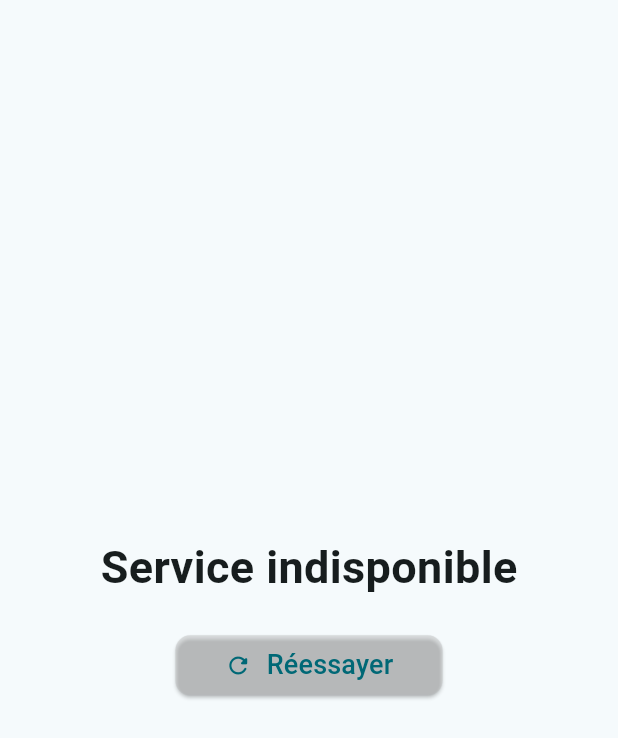
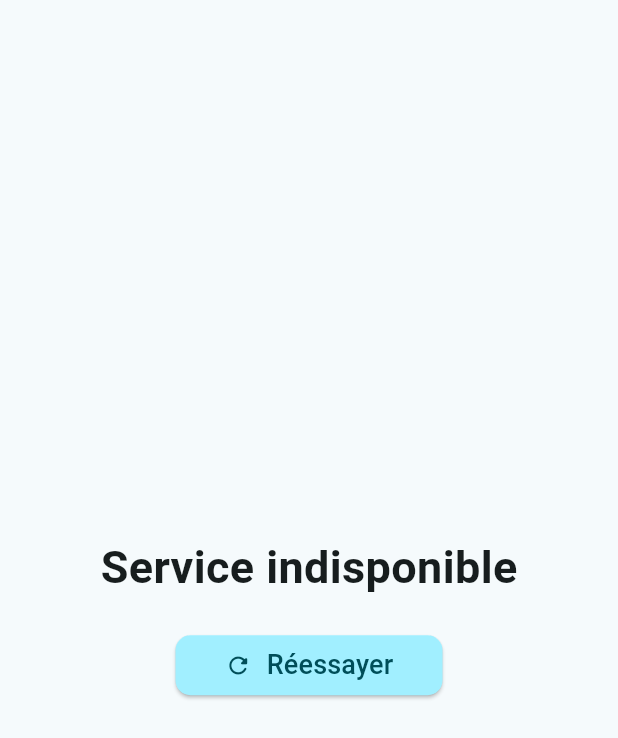
Before and after one commit to aquatracking/mobile-app, a Flutter app: the ServiceUnavailableScreen screen opened directly, on a phone screen of 412 x 824 dp. Shown: the top 738 px of the screen. Run offline on Flutter 3.47's test engine with Material 3 defaults, Android fonts, the light colour scheme and no system bars; our stand-ins replace cookie_jar, date_time_picker, dio, dio_cookie_manager, fl_chart, image_cropper and 4 more; missing offline and left inert: eventify; accounts and stored records are empty.

Commit message:
[FIX] Connect register screen to api and fix unavailable screen

```diff
--- /dev/null
+++ b/lib/errors/email_already_exists_error.dart
@@ -0,0 +1,3 @@
+class EmailAlreadyExistsError extends Error {
+
+}
--- /dev/null
+++ b/lib/errors/register_disabled_error.dart
@@ -0,0 +1,3 @@
+class RegisterDisabledError extends Error {
+
+}
--- /dev/null
+++ b/lib/errors/user_already_exists_error.dart
@@ -0,0 +1,3 @@
+class UserAlreadyExistsError extends Error {
+
+}
--- a/lib/screen/service_unavailable_screen.dart
+++ b/lib/screen/service_unavailable_screen.dart
@@ -28,6 +28,8 @@ class ServiceUnavailableScreen extends StatelessWidget {
               text: "Réessayer",
               icon: Icons.refresh_rounded,
               width: 130,
+              backgroundColor: Theme.of(context).colorScheme.primaryContainer,
+              color: Theme.of(context).colorScheme.onPrimaryContainer,
               onPressed: () {
                 String? refreshToken = prefs.getString('refresh_token');
                 if(refreshToken != null) {
```
Also changed, not shown: lib/screen/register_screen.dart (+20 -1 lines), lib/service/authentication_service.dart (+24 -1 lines).
